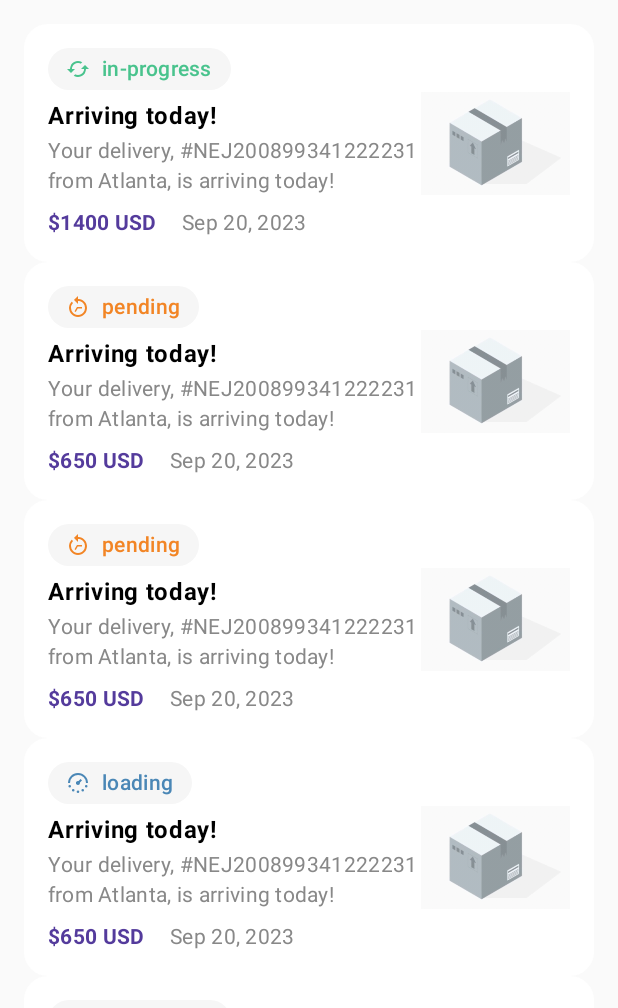
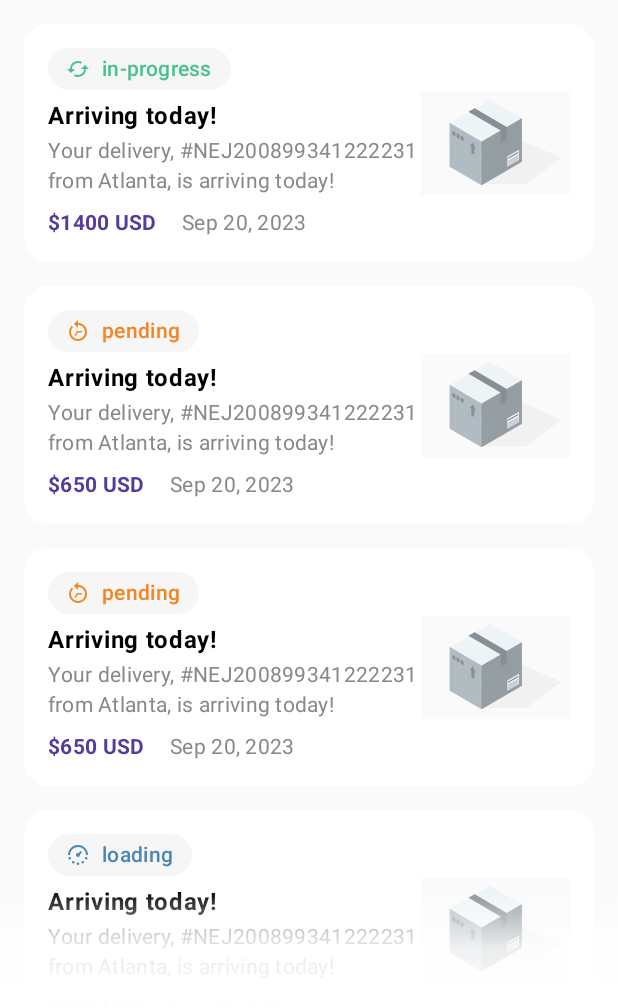
Before and after one commit to Cmi-shote/shipmentApp, an Android app built with Jetpack Compose: the ShipmentHistoryScreen screen opened through its navigation route, on a phone screen of 412 x 824 dp, the part 228-1236 px from its top. Run offline under Robolectric (Android 15) with nearby library versions, the phone set to English and light mode, and no system bars.

Commit message:
#added shadow to the bottom of ShipmentHistoryScreen

```diff
--- a/app/src/main/java/com/example/shipmentapp/presentation/shipmentHistory/ShipmentHistoryScreen.kt
+++ b/app/src/main/java/com/example/shipmentapp/presentation/shipmentHistory/ShipmentHistoryScreen.kt
@@ -46,6 +46,7 @@ import androidx.compose.ui.Alignment
 import androidx.compose.ui.Modifier
 import androidx.compose.ui.draw.clip
 import androidx.compose.ui.draw.rotate
+import androidx.compose.ui.graphics.Brush
 import androidx.compose.ui.graphics.Color
 import androidx.compose.ui.graphics.vector.ImageVector
 import androidx.compose.ui.res.colorResource
@@ -108,6 +109,7 @@ fun ShipmentHistoryScreen(
 //            }
         },
         content = { paddingValues ->
+            Box(modifier = Modifier.fillMaxSize()) {
                 LazyColumn(
                     modifier = Modifier
                         .fillMaxSize()
@@ -115,7 +117,10 @@ fun ShipmentHistoryScreen(
                 ) {
                     // Custom Tab Row
                     item {
-                    Box(modifier = Modifier.background(colorResource(id = R.color.app_color_purple)).padding()) {
+                        Box(
+                            modifier = Modifier.background(colorResource(id = R.color.app_color_purple))
+                                .padding()
+                        ) {
                             ShipmentTabRow(
                                 tabs = tabs,
                                 selectedTabIndex = selectedTabIndex,
@@ -151,10 +156,36 @@ fun ShipmentHistoryScreen(
                                 initialOffsetY = { it / 4 } // Slide in from 25% down
                             )
                         ) {
-                        ShipmentCard(shipment = shipment, modifier = Modifier.padding(horizontal = 16.dp))
+                            ShipmentCard(
+                                shipment = shipment,
+                                modifier = Modifier.padding(
+                                    start = 16.dp,
+                                    end = 16.dp,
+                                    bottom = 16.dp
+                                )
+                            )
                             Spacer(modifier = Modifier.height(8.dp))
                         }
                     }
+                }
+
+                Box(
+                    modifier = Modifier
+                        .fillMaxWidth()
+                        .height(80.dp)
+                        .align(Alignment.BottomCenter)
+                        .background(
+                            brush = Brush.verticalGradient(
+                                colors = listOf(
+                                    Color.Transparent,
+                                    Color.White.copy(alpha = 0.8f),
+                                    Color.White
+                                ),
+                                startY = 0f,
+                                endY = Float.POSITIVE_INFINITY
+                            )
+                        )
+                )
             }
         }
     )
```
Lines whose indentation alone changed are shown as unchanged.
